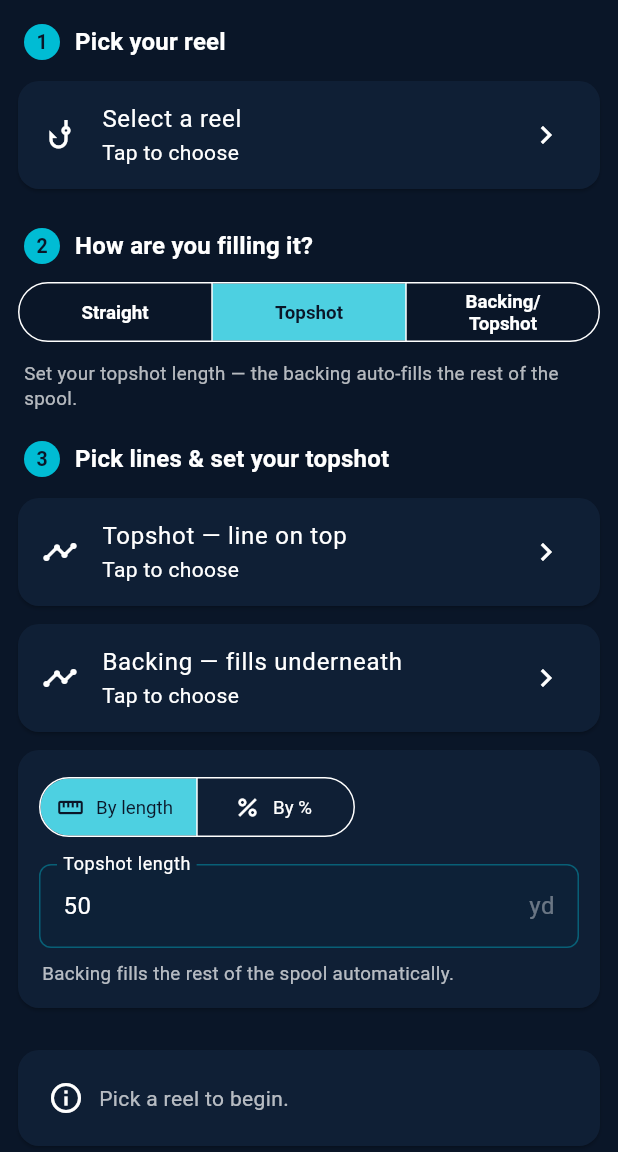
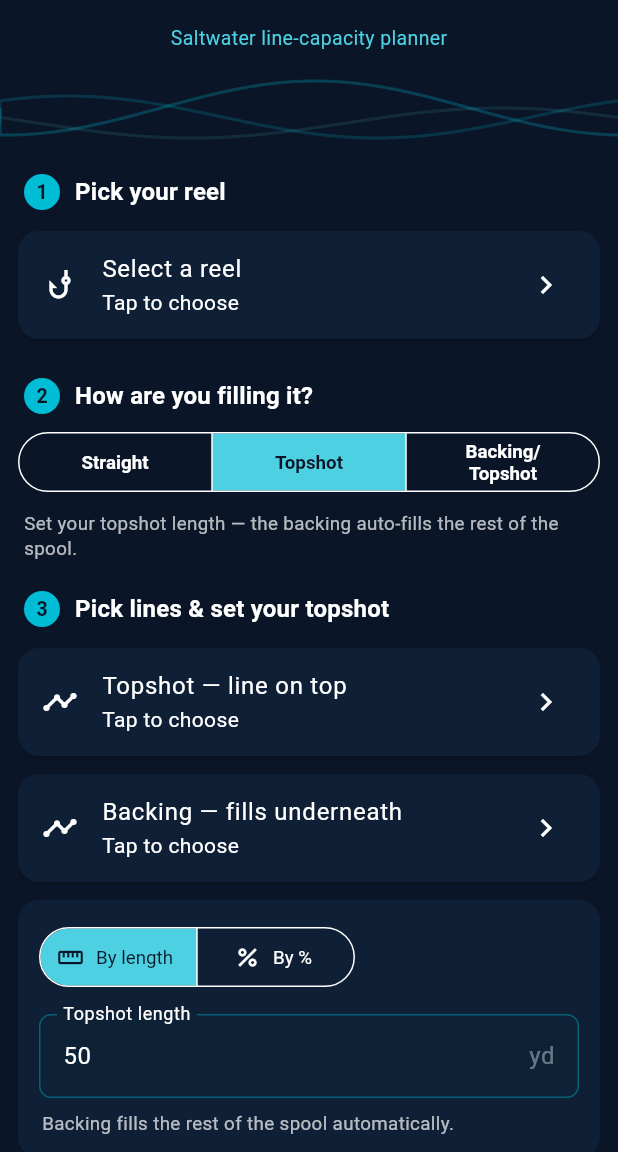
Before and after one commit to SilasMarner/open-spool, a Flutter app: the screen it shows after launch, after a tap on "Topshot", on a phone screen of 412 x 824 dp, the part 84-1236 px from its top. Run offline on Flutter 3.47's test engine with Material 3 defaults, Android fonts, the phone set to English and light mode, and no system bars; our stand-ins replace share_plus, shared_preferences, sqflite; accounts and stored records are empty.

Commit message:
Fix settings unit radio rebuild + add OpenTides wave header
- Settings unit RadioGroup is wrapped in a ListenableBuilder so it rebuilds
  on settings change. It is a pushed route the root listener cannot rebuild,
  so the radio was frozen on the value the route opened with — tapping US
  persisted but the dot never moved. US remains the default (fresh install
  is US; load() only flips to metric on a stored value).
- Add a WaveHeader (animated cyan sine waves + tagline) atop the calculator,
  ported from OpenTides so the two apps read as one family. Shows the picked
  reel as its subtitle. Home body is now Column[WaveHeader, Expanded(ListView)].
- INTERNALS.md updated for both (prebuild doc-sync).

```diff
--- a/lib/ui/screens/home_screen.dart
+++ b/lib/ui/screens/home_screen.dart
@@ -10,6 +10,7 @@ import '../../services/capacity_calculator.dart';
 import '../../services/loadout_result.dart';
 import '../../services/unit_converter.dart';
 import '../widgets/capacity_result_card.dart';
+import '../widgets/wave_header.dart';
 import 'line_picker_screen.dart';
 import 'loadouts_screen.dart';
 import 'manual_screen.dart';
@@ -100,10 +101,16 @@ class _HomeScreenState extends State<HomeScreen> {
       // 3-button bar under Android's forced edge-to-edge.
       body: SafeArea(
         top: false,
-        child: ListView(
-          padding: const EdgeInsets.fromLTRB(12, 12, 12, 28),
+        child: Column(
           children: [
-            const _StepHeader(1, 'Pick your reel'),
+            // Animated wave band matching OpenTides, so the two apps read as one
+            // family. Shows the picked reel as its subtitle once chosen.
+            WaveHeader(subtitle: _reel?.displayName),
+            Expanded(
+              child: ListView(
+                padding: const EdgeInsets.fromLTRB(12, 12, 12, 28),
+                children: [
+                  const _StepHeader(1, 'Pick your reel'),
             _reelSelector(),
             const SizedBox(height: 16),
             const _StepHeader(2, 'How are you filling it?'),
@@ -118,6 +125,9 @@ class _HomeScreenState extends State<HomeScreen> {
               _mixSection(),
             const SizedBox(height: 16),
             _result(),
+                ],
+              ),
+            ),
           ],
         ),
       ),
--- a/lib/ui/screens/settings_screen.dart
+++ b/lib/ui/screens/settings_screen.dart
@@ -19,7 +19,12 @@ class SettingsScreen extends StatelessWidget {
             padding: EdgeInsets.fromLTRB(16, 16, 16, 8),
             child: Text('Units', style: TextStyle(fontWeight: FontWeight.bold)),
           ),
-          RadioGroup<UnitSystem>(
+          // settings is a ChangeNotifier; this screen is a pushed route the root
+          // listener can't rebuild, so listen here or the radio won't move when
+          // tapped (it stays on whatever value the route opened with).
+          ListenableBuilder(
+            listenable: settings,
+            builder: (context, _) => RadioGroup<UnitSystem>(
               groupValue: settings.units,
               onChanged: (v) => settings.setUnits(v!),
               child: const Column(
@@ -35,6 +40,7 @@ class SettingsScreen extends StatelessWidget {
                     value: UnitSystem.metric,
                   ),
                 ],
+              ),
             ),
           ),
           const Divider(),
--- /dev/null
+++ b/lib/ui/widgets/wave_header.dart
@@ -0,0 +1,101 @@
+import 'dart:math';
+
+import 'package:flutter/material.dart';
+
+import '../../theme/app_theme.dart';
+
+/// Animated cyan wave band shown at the top of the calculator, matching the
+/// OpenTides "Live NOAA Conditions" header so the two apps read as one family.
+/// Purely decorative — a moving set of sine waves over the navy background with
+/// a short tagline.
+class WaveHeader extends StatefulWidget {
+  /// Optional second line under the tagline (e.g. the picked reel).
+  final String? subtitle;
+  const WaveHeader({super.key, this.subtitle});
+
+  @override
+  State<WaveHeader> createState() => _WaveHeaderState();
+}
+
+class _WaveHeaderState extends State<WaveHeader>
+    with SingleTickerProviderStateMixin {
+  late final AnimationController _ctrl;
+
+  @override
+  void initState() {
+    super.initState();
+    _ctrl = AnimationController(
+      vsync: this,
+      duration: const Duration(seconds: 4),
+    )..repeat();
+  }
+
+  @override
+  void dispose() {
+    _ctrl.dispose();
+    super.dispose();
+  }
+
+  @override
+  Widget build(BuildContext context) => AnimatedBuilder(
+        animation: _ctrl,
+        builder: (_, _) => CustomPaint(
+          painter: _WavePainter(_ctrl.value),
+          child: SizedBox(
+            height: 100,
+            width: double.infinity,
+            child: Padding(
+              padding: const EdgeInsets.only(top: 16),
+              child: Column(
+                mainAxisSize: MainAxisSize.min,
+                children: [
+                  const Text(
+                    'Saltwater line-capacity planner',
+                    style: TextStyle(color: AppTheme.cyanLight, fontSize: 13),
+                  ),
+                  if (widget.subtitle != null) ...[
+                    const SizedBox(height: 4),
+                    Text(
+                      widget.subtitle!,
+                      style: const TextStyle(color: AppTheme.cyan, fontSize: 12),
+                    ),
+                  ],
+                ],
+              ),
+            ),
+          ),
+        ),
+      );
+}
+
+class _WavePainter extends CustomPainter {
+  final double phase;
+  _WavePainter(this.phase);
+
+  @override
+  void paint(Canvas canvas, Size size) {
+    final waves = [
+      (AppTheme.cyan.withValues(alpha: 0.25), 0.0, 18.0, size.height * 0.72),
+      (AppTheme.cyan.withValues(alpha: 0.18), 0.4, 14.0, size.height * 0.78),
+      (AppTheme.cyanLight.withValues(alpha: 0.12), 0.7, 10.0, size.height * 0.82),
+    ];
+
+    for (final (color, offset, amp, baseline) in waves) {
+      final paint = Paint()
+        ..color = color
+        ..style = PaintingStyle.stroke
+        ..strokeWidth = 2.0;
+      final path = Path();
+      path.moveTo(0, baseline);
+      for (var x = 0.0; x <= size.width; x++) {
+        final y = baseline +
+            amp * sin((x / size.width * 2 * pi) + (phase + offset) * 2 * pi);
+        path.lineTo(x, y);
+      }
+      canvas.drawPath(path, paint);
+    }
+  }
+
+  @override
+  bool shouldRepaint(_WavePainter old) => old.phase != phase;
+}
```
Also changed, not shown: 1 other file. Lines whose indentation alone changed are shown as unchanged.
